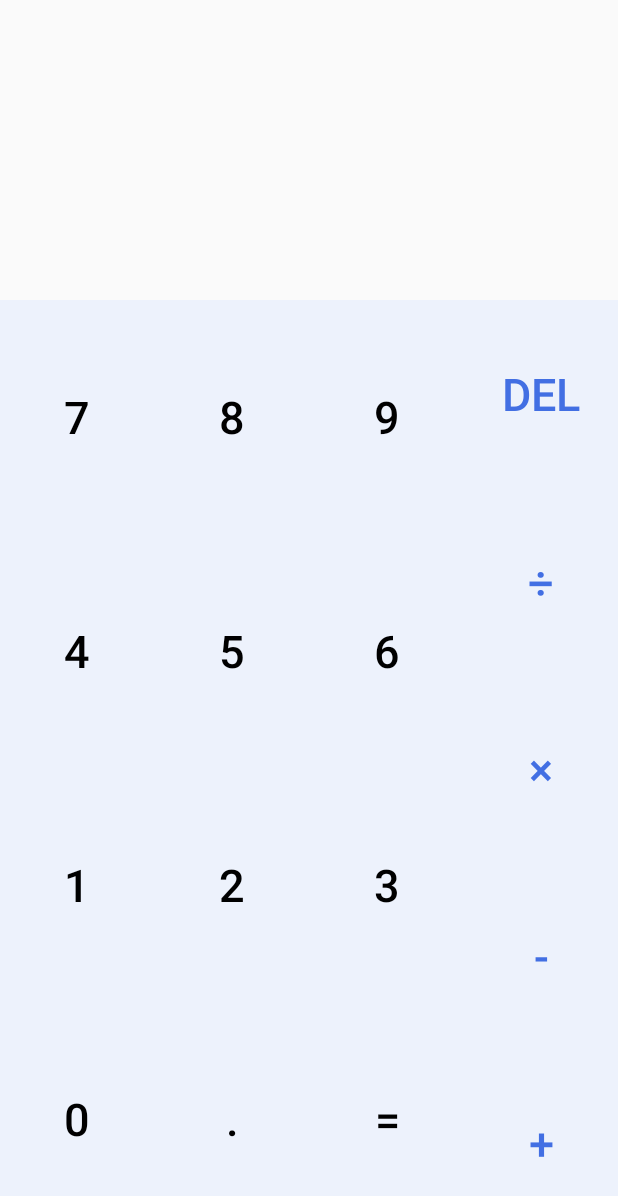
After one commit to hayashi-h-s/CalculatorApp_android_java, an Android app: the layout activity_calc_sumple.xml on its own in the app's theme, with its tools: preview values and no code run, on a phone screen of 412 x 824 dp. The commit adds this screen. Shown: the top 1196 px of the screen. Run offline under Robolectric (Android 15) with nearby library versions, the phone set to English and light mode, and no system bars.

Commit message:
[fix]クリア実行時、DEL機能に変更する処理に修正

```diff
--- a/app/src/main/java/com/haya/calculatorapp/MainActivity.java
+++ b/app/src/main/java/com/haya/calculatorapp/MainActivity.java
@@ -8,6 +8,7 @@ import android.widget.Button;
 import android.widget.TextView;
 import java.math.BigDecimal;
 import java.math.RoundingMode;
+import java.text.NumberFormat;
 
 public class MainActivity extends AppCompatActivity {
 
@@ -25,14 +26,14 @@ public class MainActivity extends AppCompatActivity {
 
     private char currentOp;
 
+    private TextView calculatorScreen;
 
-
-    private TextView calculatorScreen;
+    NumberFormat nf = NumberFormat.getNumberInstance();
 
     @Override
     protected void onCreate(Bundle savedInstanceState) {
         super.onCreate(savedInstanceState);
-        setContentView(R.layout.activity_calc);
+        setContentView(R.layout.activity_calc_sumple);
 
         calculatorScreen = findViewById(R.id.tvFormula);
 
@@ -149,7 +150,7 @@ public class MainActivity extends AppCompatActivity {
                         if (result.endsWith(".0")) {
                             result = result.substring(0, result.length() - 2);
                         }
-                        calculatorScreen.setText(String.valueOf(result));
+                        calculatorScreen.setText(result);
                         isOpPressed = false;
                         clearFunc = true;
                         btDelete.setText("C");
@@ -194,6 +195,7 @@ public class MainActivity extends AppCompatActivity {
                 } else {
                     isOpPressed = false;
                     isDot = false;
+                    clearFunc = false;
                     calculatorScreen.setText("");
                 }
             }
--- /dev/null
+++ b/app/src/main/res/layout/activity_calc_sumple.xml
@@ -0,0 +1,276 @@
+<?xml version="1.0" encoding="utf-8"?>
+<androidx.constraintlayout.widget.ConstraintLayout
+    xmlns:android="http://schemas.android.com/apk/res/android"
+    xmlns:app="http://schemas.android.com/apk/res-auto"
+    android:layout_width="match_parent"
+    android:layout_height="match_parent">
+
+    <androidx.constraintlayout.widget.Guideline
+        android:id="@+id/guideline"
+        android:layout_width="wrap_content"
+        android:layout_height="wrap_content"
+        android:orientation="horizontal"
+        app:layout_constraintGuide_begin="60dp" />
+
+    <TextView
+        android:id="@+id/tvFormula"
+        android:layout_width="0dp"
+        android:layout_height="130dp"
+        android:layout_marginBottom="550dp"
+        android:gravity="center|end"
+        android:paddingRight="25dp"
+        android:text="@string/formula_text"
+        android:textColor="@color/colorTextBlack"
+        android:textSize="60dp"
+        app:layout_constraintBottom_toBottomOf="parent"
+        app:layout_constraintEnd_toEndOf="parent"
+        app:layout_constraintStart_toStartOf="parent"
+        app:layout_constraintTop_toTopOf="@+id/guideline" />
+
+    <LinearLayout
+        android:id="@+id/linearLayout"
+        android:layout_width="match_parent"
+        android:layout_height="match_parent"
+        android:orientation="horizontal"
+        app:layout_constraintBottom_toBottomOf="parent"
+        app:layout_constraintEnd_toEndOf="parent"
+        app:layout_constraintHorizontal_bias="0.0"
+        app:layout_constraintStart_toStartOf="parent"
+        app:layout_constraintTop_toTopOf="parent"
+        app:layout_constraintVertical_bias="0.0">
+
+        <LinearLayout
+            android:layout_width="match_parent"
+            android:layout_height="match_parent"
+            android:layout_marginTop="200dp"
+            android:layout_weight="1"
+            android:orientation="vertical">
+
+            <!--            <ImageButton-->
+            <!--                android:id="@+id/btClear"-->
+            <!--                android:layout_width="match_parent"-->
+            <!--                android:layout_height="match_parent"-->
+            <!--                android:background="@color/colorBackGround"-->
+            <!--                android:layout_weight="1"-->
+            <!--                app:srcCompat="@drawable/ic_baseline_backspace_24"/>-->
+
+            <Button
+                android:id="@+id/n7"
+                style="?android:attr/buttonBarButtonStyle"
+                android:layout_width="match_parent"
+                android:layout_height="match_parent"
+                android:layout_weight="1"
+                android:background="@color/colorBackGround"
+                android:text="7"
+                android:textColor="@color/colorTextBlack"
+                android:textSize="30sp" />
+
+            <Button
+                android:id="@+id/n4"
+                style="?android:attr/buttonBarButtonStyle"
+                android:layout_width="match_parent"
+                android:layout_height="match_parent"
+                android:layout_weight="1"
+                android:background="@color/colorBackGround"
+                android:text="4"
+                android:textColor="@color/colorTextBlack"
+                android:textSize="30sp" />
+
+            <Button
+                android:id="@+id/n1"
+                style="?android:attr/buttonBarButtonStyle"
+                android:layout_width="match_parent"
+                android:layout_height="match_parent"
+                android:layout_weight="1"
+                android:background="@color/colorBackGround"
+                android:text="1"
+                android:textColor="@color/colorTextBlack"
+                android:textSize="30sp" />
+
+            <Button
+                android:id="@+id/n0"
+                style="?android:attr/buttonBarButtonStyle"
+                android:layout_width="match_parent"
+                android:layout_height="match_parent"
+                android:layout_weight="1"
+                android:background="@color/colorBackGround"
+                android:text="0"
+                android:textColor="@color/colorTextBlack"
+                android:textSize="30sp" />
+
+        </LinearLayout>
+
+        <LinearLayout
+            android:layout_width="match_parent"
+            android:layout_height="match_parent"
+            android:layout_marginTop="200dp"
+            android:layout_weight="1"
+            android:orientation="vertical">
+
+
+            <Button
+                android:id="@+id/n8"
+                style="?android:attr/buttonBarButtonStyle"
+                android:layout_width="match_parent"
+                android:layout_height="match_parent"
+                android:layout_weight="1"
+                android:background="@color/colorBackGround"
+                android:text="8"
+                android:textColor="@color/colorTextBlack"
+                android:textSize="30sp" />
+
+            <Button
+                android:id="@+id/n5"
+                style="?android:attr/buttonBarButtonStyle"
+                android:layout_width="match_parent"
+                android:layout_height="match_parent"
+                android:layout_weight="1"
+                android:background="@color/colorBackGround"
+                android:text="5"
+                android:textColor="@color/colorTextBlack"
+                android:textSize="30sp" />
+
+            <Button
+                android:id="@+id/n2"
+                style="?android:attr/buttonBarButtonStyle"
+                android:layout_width="match_parent"
+                android:layout_height="match_parent"
+                android:layout_weight="1"
+                android:background="@color/colorBackGround"
+                android:text="2"
+                android:textColor="@color/colorTextBlack"
+                android:textSize="30sp" />
+
+            <Button
+                android:id="@+id/btPoint"
+                style="?android:attr/buttonBarButtonStyle"
+                android:layout_width="match_parent"
+                android:layout_height="match_parent"
+                android:layout_weight="1"
+                android:background="@color/colorBackGround"
+                android:text="."
+                android:textColor="@color/colorTextBlack"
+                android:textSize="30sp" />
+
+        </LinearLayout>
+
+        <LinearLayout
+            android:layout_width="match_parent"
+            android:layout_height="match_parent"
+            android:layout_marginTop="200dp"
+            android:layout_weight="1"
+            android:orientation="vertical">
+
+
+            <Button
+                android:id="@+id/n9"
+                style="?android:attr/buttonBarButtonStyle"
+                android:layout_width="match_parent"
+                android:layout_height="match_parent"
+                android:layout_weight="1"
+                android:background="@color/colorBackGround"
+                android:text="9"
+                android:textColor="@color/colorTextBlack"
+                android:textSize="30sp" />
+
+            <Button
+                android:id="@+id/n6"
+                style="?android:attr/buttonBarButtonStyle"
+                android:layout_width="match_parent"
+                android:layout_height="match_parent"
+                android:layout_weight="1"
+                android:background="@color/colorBackGround"
+                android:text="6"
+                android:textColor="@color/colorTextBlack"
+                android:textSize="30sp" />
+
+            <Button
+                android:id="@+id/n3"
+                style="?android:attr/buttonBarButtonStyle"
+                android:layout_width="match_parent"
+                android:layout_height="match_parent"
+                android:layout_weight="1"
+                android:background="@color/colorBackGround"
+                android:text="3"
+                android:textColor="@color/colorTextBlack"
+                android:textSize="30sp" />
+
+            <Button
+                android:id="@+id/btEqual"
+                style="?android:attr/buttonBarButtonStyle"
+                android:layout_width="match_parent"
+                android:layout_height="match_parent"
+                android:layout_weight="1"
+                android:background="@color/colorBackGround"
+                android:text="="
+                android:textColor="@color/colorTextBlack"
+                android:textSize="30sp" />
+
+        </LinearLayout>
+
+        <LinearLayout
+            android:layout_width="match_parent"
+            android:layout_height="match_parent"
+            android:layout_marginTop="200dp"
+            android:layout_weight="1"
+            android:orientation="vertical">
+
+
+            <Button
+                android:id="@+id/btDelete"
+                style="?android:attr/buttonBarButtonStyle"
+                android:layout_width="match_parent"
+                android:layout_height="match_parent"
+                android:layout_weight="1"
+                android:background="@color/colorBackGround"
+                android:text="DEL"
+                android:textColor="@color/colorTextBlue"
+                android:textSize="30sp" />
+
+            <Button
+                android:id="@+id/btDivide"
+                style="?android:attr/buttonBarButtonStyle"
+                android:layout_width="match_parent"
+                android:layout_height="match_parent"
+                android:layout_weight="1"
+                android:background="@color/colorBackGround"
+                android:text="÷"
+                android:textColor="@color/colorTextBlue"
+                android:textSize="30sp" />
+
+            <Button
+                android:id="@+id/btMultiply"
+                style="?android:attr/buttonBarButtonStyle"
+                android:layout_width="match_parent"
+                android:layout_height="match_parent"
+                android:layout_weight="1"
+                android:background="@color/colorBackGround"
+                android:text="×"
+                android:textColor="@color/colorTextBlue"
+                android:textSize="30sp" />
+
+            <Button
+                android:id="@+id/btSubtract"
+                style="?android:attr/buttonBarButtonStyle"
+                android:layout_width="match_parent"
+                android:layout_height="match_parent"
+                android:layout_weight="1"
+                android:background="@color/colorBackGround"
+                android:text="-"
+                android:textColor="@color/colorTextBlue"
+                android:textSize="30sp" />
+
+            <Button
+                android:id="@+id/btAdd"
+                style="?android:attr/buttonBarButtonStyle"
+                android:layout_width="match_parent"
+                android:layout_height="match_parent"
+                android:layout_weight="1"
+                android:background="@color/colorBackGround"
+                android:text="+"
+                android:textColor="@color/colorTextBlue"
+                android:textSize="30sp" />
+
+        </LinearLayout>
+    </LinearLayout>
+</androidx.constraintlayout.widget.ConstraintLayout>
```
